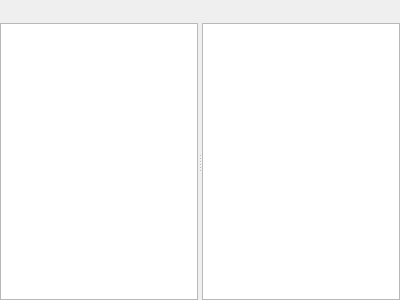
jedrzejowski/sokar-app, file src/dicomview/dicomview.ui: the form before one commit.
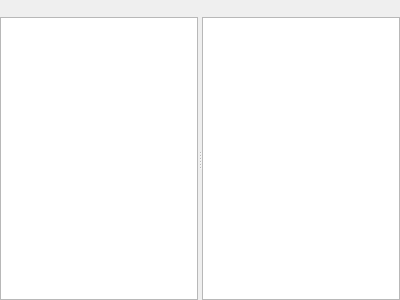
The form after the commit. Custom widgets are drawn as their Qt base class.

```diff
--- a/src/dicomview/dicomview.ui
+++ b/src/dicomview/dicomview.ui
@@ -10,7 +10,10 @@
                 <height>300</height>
             </rect>
         </property>
-        <layout class="QVBoxLayout" name="verticalLayout">
+  <layout class="QVBoxLayout" name="verticalLayout" stretch="0,1,0">
+   <property name="spacing">
+    <number>0</number>
+   </property>
             <property name="leftMargin">
                 <number>0</number>
             </property>
@@ -69,6 +72,11 @@
             <extends>QListWidget</extends>
             <header>dicomview/framechooser.h</header>
         </customwidget>
+  <customwidget>
+   <class>Sokar::MovieBar</class>
+   <extends>QWidget</extends>
+   <header>dicomview/moviebar.h</header>
+  </customwidget>
     </customwidgets>
     <resources/>
     <connections/>
```
Left out of the diff: 3 changed lines with no effect on the pictures. Lines whose indentation alone changed are shown as unchanged.
